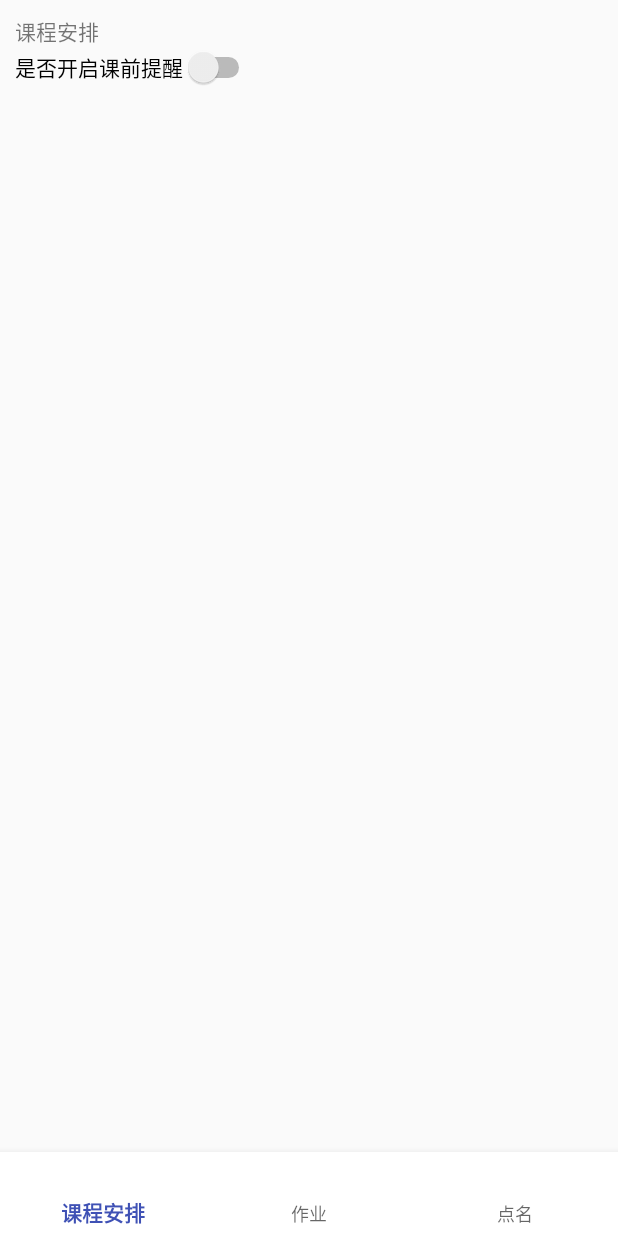
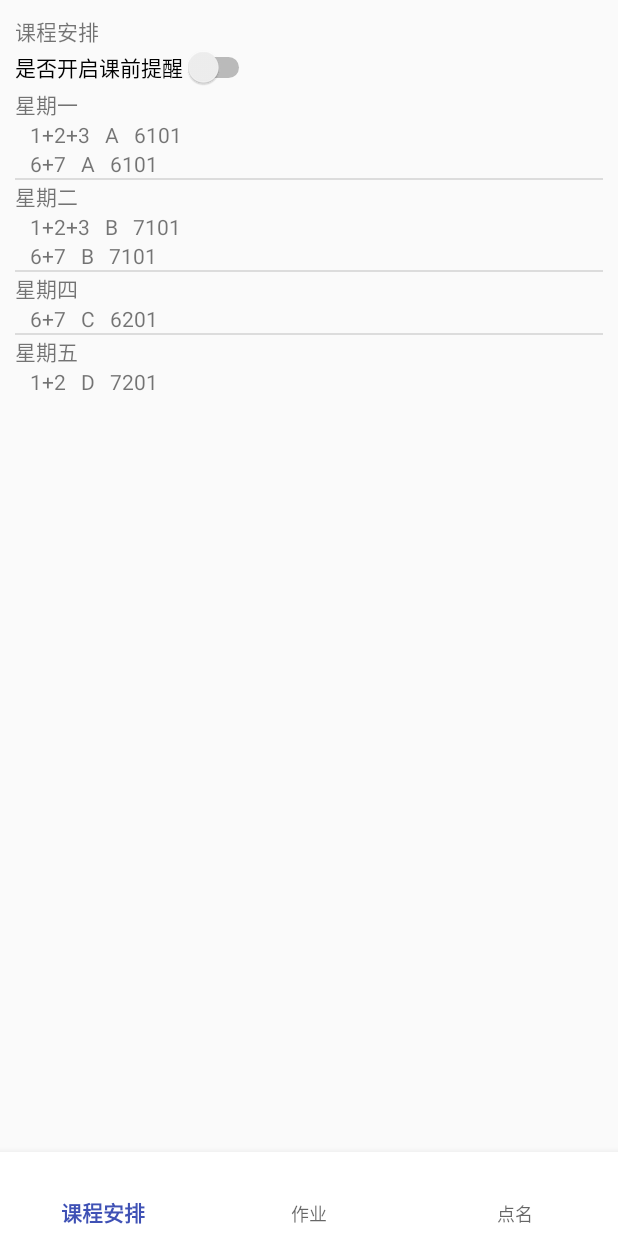
Before and after one commit to aanne/GraduateProject, an Android app: the Main screen opened directly, with no data from a screen before it, on a phone screen of 412 x 824 dp. Run offline under Robolectric (Android 15) with nearby library versions, the phone set to English and light mode, and no system bars.

Commit message:
todo: attend done: display schedule

```diff
--- a/app/src/main/AndroidManifest.xml
+++ b/app/src/main/AndroidManifest.xml
@@ -2,10 +2,8 @@
 <manifest xmlns:android="http://schemas.android.com/apk/res/android"
     package="com.example.charlie.gradproject">
 
-    <!-- To auto-complete the email text field in the login form with the user's emails -->
-    <uses-permission android:name="android.permission.GET_ACCOUNTS" />
-    <uses-permission android:name="android.permission.READ_PROFILE" />
-    <uses-permission android:name="android.permission.READ_CONTACTS" />
+    <uses-permission android:name="android.permission.READ_EXTERNAL_STORAGE" />
+    <uses-permission android:name="android.permission.WRITE_EXTERNAL_STORAGE" />
 
     <application
         android:allowBackup="true"
--- a/app/src/main/java/com/example/charlie/gradproject/Adapter.java
+++ b/app/src/main/java/com/example/charlie/gradproject/Adapter.java
@@ -1,27 +1,137 @@
 package com.example.charlie.gradproject;
 
+import android.content.Context;
+import android.view.LayoutInflater;
 import android.view.View;
 import android.view.ViewGroup;
 import android.widget.BaseAdapter;
+import android.widget.ListView;
+import android.widget.TextView;
+
+import java.util.List;
 
 public class Adapter extends BaseAdapter {
+	private LayoutInflater inflater;
+	private DayList list;
+	private Context mcontext;
+
+	public Adapter(Context context,DayList list){
+		mcontext=context;
+		this.inflater=LayoutInflater.from(context);
+		this.list=list;
+	}
+
 	@Override
 	public int getCount() {
-		return 0;
+		return list.size();
 	}
 
 	@Override
 	public Object getItem(int position) {
-		return null;
+		return list.get(position);
 	}
 
 	@Override
 	public long getItemId(int position) {
-		return 0;
+		return position;
 	}
 
 	@Override
 	public View getView(int position, View convertView, ViewGroup parent) {
-		return null;
+		Holder h;
+		if (convertView == null) {
+			h=new Holder();
+			convertView = inflater.inflate(R.layout.weekday_item, parent, false);
+			h.day=convertView.findViewById(R.id.day);
+			h.weekDay=convertView.findViewById(R.id.class_per_weekday);
+			convertView.setTag(h);
+		} else h = (Holder) convertView.getTag();
+		Adapter2 adapter=new Adapter2(mcontext,list.get(position).list);
+		h.day.setText(getDay(Integer.parseInt(list.get(position).week)));
+		h.weekDay.setAdapter(adapter);
+		return convertView;
+	}
+
+	private String getDay(int d){
+		String day = null;
+		switch (d){
+			case 1:
+				day="星期一";
+				break;
+			case 2:
+				day="星期二";
+				break;
+
+			case 3:
+				day="星期三";
+				break;
+
+			case 4:
+				day="星期四";
+				break;
+
+			case 5:
+				day="星期五";
+				break;
+
+			case 6:
+				day="星期六";
+				break;
+
+			case 7:
+				day="星期天";
+				break;
+		}
+		return day;
+	}
+
+	static class Holder{
+		ListView weekDay;
+		TextView day;
+	}
+
+	class Adapter2 extends BaseAdapter{
+		List<Item> mlist;
+		private LayoutInflater inflater;
+		public Adapter2(Context context, List<Item> list){
+			this.mlist=list;
+			this.inflater=LayoutInflater.from(context);
+		}
+
+		@Override
+		public int getCount() {
+			return mlist.size();
+		}
+
+		@Override
+		public Object getItem(int position) {
+			return mlist.get(position);
+		}
+
+		@Override
+		public long getItemId(int position) {
+			return position;
+		}
+
+		@Override
+		public View getView(int position, View convertView, ViewGroup parent) {
+			Holder h;
+			if (convertView == null) {
+				h=new Holder();
+				convertView = inflater.inflate(R.layout.schedule_item, parent, false);
+				h.classtime=convertView.findViewById(R.id.classtime);
+				h.classname=convertView.findViewById(R.id.classname);
+				h.classlocation=convertView.findViewById(R.id.classlocation);
+				convertView.setTag(h);
+			} else h = (Holder) convertView.getTag();
+			h.classtime.setText(mlist.get(position).time);
+			h.classname.setText(mlist.get(position).classn);
+			h.classlocation.setText(mlist.get(position).location);
+			return convertView;
+		}
+
+		class Holder{
+			TextView classtime,classlocation,classname;
+		}
 	}
 }
--- a/app/src/main/java/com/example/charlie/gradproject/AttendFragment.java
+++ b/app/src/main/java/com/example/charlie/gradproject/AttendFragment.java
@@ -32,7 +32,7 @@ public class AttendFragment extends Fragment implements AdapterView.OnItemClickL
 	public View onCreateView(LayoutInflater inflater, ViewGroup container,
 							 Bundle savedInstanceState) {
 		View view= inflater.inflate(R.layout.fragment_attend, container, false);
-		adapter=new Adapter();
+		//adapter=new Adapter();
 		classAttend=view.findViewById(R.id.class_attend);
 		classAttend.setAdapter(adapter);
 		classAttend.setOnItemClickListener(this);
--- /dev/null
+++ b/app/src/main/java/com/example/charlie/gradproject/DayList.java
@@ -0,0 +1,45 @@
+package com.example.charlie.gradproject;
+
+import java.util.ArrayList;
+import java.util.List;
+import java.util.Map;
+import java.util.TreeMap;
+
+public class DayList extends ArrayList<DayList.Item2> {
+	protected Map<String, Item2> map = new TreeMap<>();
+
+	public DayList(){
+		super();
+	}
+
+	@Override
+	public boolean add(Item2 item) {
+		if (map.get(item.week) == null) {
+			map.put(item.week, item);
+			return super.add(item);
+		}
+		return false;
+	}
+
+	public static class Item2{
+		String week;
+		List<Item> list=new ArrayList<>();
+
+		public Item2(String w,Item a){
+			week=w;
+			list.add(a);
+		}
+		public Item2(String w,Item a,Item b){
+			week=w;
+			list.add(a);
+			list.add(b);
+		}
+
+		public Item2(String w,Item a,Item b,Item c){
+			week=w;
+			list.add(a);
+			list.add(b);
+			list.add(c);
+		}
+	}
+}
--- /dev/null
+++ b/app/src/main/java/com/example/charlie/gradproject/Item.java
@@ -0,0 +1,12 @@
+package com.example.charlie.gradproject;
+
+public class Item {
+	public String week, time,classn,location;
+
+	public Item(String w, String t, String c,String l) {
+		this.week=w;
+		this.time=t;
+		this.classn=c;
+		this.location=l;
+	}
+}
--- /dev/null
+++ b/app/src/main/java/com/example/charlie/gradproject/MListView.java
@@ -0,0 +1,27 @@
+package com.example.charlie.gradproject;
+
+import android.content.Context;
+import android.util.AttributeSet;
+import android.widget.ListView;
+
+public class MListView extends ListView {
+
+	public MListView(Context context) {
+		super(context);
+	}
+
+	public MListView(Context context, AttributeSet attrs) {
+		super(context, attrs);
+	}
+
+	public MListView(Context context, AttributeSet attrs, int defStyleAttr) {
+		super(context, attrs, defStyleAttr);
+	}
+
+	@Override
+	protected void onMeasure(int widthMeasureSpec, int heightMeasureSpec) {
+		int expandSpec = MeasureSpec.makeMeasureSpec(Integer.MAX_VALUE >> 2,
+				MeasureSpec.AT_MOST);
+		super.onMeasure(widthMeasureSpec, expandSpec);
+	}
+}
--- a/app/src/main/java/com/example/charlie/gradproject/Main.java
+++ b/app/src/main/java/com/example/charlie/gradproject/Main.java
@@ -1,7 +1,10 @@
 package com.example.charlie.gradproject;
 
+import android.content.pm.PackageManager;
+import android.os.Environment;
 import android.support.annotation.NonNull;
 import android.support.design.widget.BottomNavigationView;
+import android.support.v4.app.ActivityCompat;
 import android.support.v4.app.Fragment;
 import android.support.v4.app.FragmentTransaction;
 import android.support.v7.app.AppCompatActivity;
@@ -9,17 +12,51 @@ import android.os.Bundle;
 import android.util.Log;
 import android.view.MenuItem;
 
+import java.io.File;
+import java.io.FileWriter;
+import java.io.IOException;
+
 public class Main extends AppCompatActivity {
- private final static String TAG= Main.class.getSimpleName();
+	private File dir, fle;
+	private String a = "a";
+	private String b = ".txt";
+	private FileWriter writer;
+	private final static String TAG = Main.class.getSimpleName();
+
 	@Override
 	protected void onCreate(Bundle savedInstanceState) {
 		super.onCreate(savedInstanceState);
 		setContentView(R.layout.activity_main);
 
+		dir = new File(Environment.getExternalStorageDirectory() + File.separator
+				+ this.getResources().getString(R.string.folder_name));
+
+		if (!dir.exists()) {
+			ActivityCompat.requestPermissions(Main.this, new String[]{android
+					.Manifest.permission.WRITE_EXTERNAL_STORAGE}, 1);
+			boolean c = dir.mkdirs();
+			Log.w(TAG, "result" + " " + c);
+		} else {
+			fle = new File(dir.getAbsoluteFile() + File.separator + a + b);
+			try {
+				fle.createNewFile();
+				writer = new FileWriter(fle);
+				writer.write("周几,时间,课程号,地点");
+				writer.write("\n" + "1,1+2+3,A,6101");
+				writer.write("\n" + "1,6+7,B,6101");
+				writer.write("\n" + "2,1+2+3,A,7101");
+				writer.write("\n" + "2,6+7,B,7101");
+				writer.write("\n" + "4,6+7,C,6201");
+				writer.write("\n" + "5,1+2,D,7201");
+				writer.close();
+			} catch (IOException e) {
+				e.printStackTrace();
+			}
+		}
+
 		FragmentTransaction fragmentTransaction = getSupportFragmentManager().beginTransaction();
 		fragmentTransaction.replace(R.id.frameLayout, ScheduleFragment.newInstance());
 		fragmentTransaction.commit();
-
 		BottomNavigationView bottomNavigationView = (BottomNavigationView) findViewById(R.id.navigation);
 		bottomNavigationView.setOnNavigationItemSelectedListener(new BottomNavigationView.OnNavigationItemSelectedListener() {
 			@Override
@@ -28,15 +65,15 @@ public class Main extends AppCompatActivity {
 				switch (item.getItemId()) {
 					case R.id.action_scheduel:
 						fragment = ScheduleFragment.newInstance();
-						Log.i(TAG,"scheduel item selected");
+						Log.i(TAG, "scheduel item selected");
 						break;
 					case R.id.action_homework:
 						fragment = HomeworkFragment.newInstance();
-						Log.i(TAG,"homework item selected");
+						Log.i(TAG, "homework item selected");
 						break;
 					case R.id.action_attend:
 						fragment = AttendFragment.newInstance();
-						Log.i(TAG,"attend item selected");
+						Log.i(TAG, "attend item selected");
 						break;
 				}
 				if (fragment != null) {
@@ -48,4 +85,17 @@ public class Main extends AppCompatActivity {
 			}
 		});
 	}
+
+	@Override
+	public void onRequestPermissionsResult(int requestCode, @NonNull String[] permissions,
+										   @NonNull int[] grantResults) {
+		//super.onRequestPermissionsResult(requestCode, permissions, grantResults);
+		switch (requestCode) {
+			case 1:
+				if (grantResults[0] == PackageManager.PERMISSION_GRANTED) {
+					boolean c = dir.mkdirs();
+					Log.w(TAG, "result" + " " + c);
+				}
+		}
+	}
 }
--- a/app/src/main/java/com/example/charlie/gradproject/ScheduleFragment.java
+++ b/app/src/main/java/com/example/charlie/gradproject/ScheduleFragment.java
@@ -10,9 +10,15 @@ import android.view.LayoutInflater;
 import android.view.View;
 import android.view.ViewGroup;
 import android.widget.CompoundButton;
+import android.widget.ListView;
 import android.widget.Switch;
 
 import com.loonggg.lib.alarmmanager.clock.AlarmManagerUtil;
+
+import java.util.ArrayList;
+import java.util.List;
+import java.util.Map;
+import java.util.TreeMap;
 
 public class ScheduleFragment extends Fragment {
 	private final static String TAG = ScheduleFragment.class.getSimpleName();
@@ -20,6 +26,12 @@ public class ScheduleFragment extends Fragment {
 	private boolean i;//oncheck state
 	private int id;
 	private Context context;
+	private ListView schedule;
+	private Switch setClockSwitch;
+	private Adapter adapter;
+
+	private Map<String,List> scheduleMap;
+	private List<Integer> list;
 
 	public ScheduleFragment() {
 	}
@@ -32,13 +44,16 @@ public class ScheduleFragment extends Fragment {
 	@Override
 	public void onCreate(Bundle savedInstanceState) {
 		super.onCreate(savedInstanceState);
-
 	}
 
+	//inflate view & findviewbyid
 	@Override
 	public View onCreateView(LayoutInflater inflater, ViewGroup container,
 							 Bundle savedInstanceState) {
-		return inflater.inflate(R.layout.fragment_schedule, container, false);
+		View view= inflater.inflate(R.layout.fragment_schedule, container, false);
+		schedule=view.findViewById(R.id.schedule);
+		setClockSwitch=view.findViewById(R.id.set_clock_switch);
+		return view;
 	}
 
 	@Override
@@ -46,13 +61,16 @@ public class ScheduleFragment extends Fragment {
 		super.onActivityCreated(savedInstanceState);
 		s = getActivity().getSharedPreferences("info", 0);
 		i = s.getBoolean("open", false);
+		setClockSwitch.setChecked(i);
+		setAdapter();
+		schedule.setAdapter(adapter);
 		id=0;
-		Switch open = (Switch) getActivity().findViewById(R.id.open);
-		if (open.isChecked()) {
+
+		if(setClockSwitch.isChecked()) {
 			open();
 		} else close();
 
-		open.setOnCheckedChangeListener(new CompoundButton.OnCheckedChangeListener() {
+		setClockSwitch.setOnCheckedChangeListener(new CompoundButton.OnCheckedChangeListener() {
 			@Override
 			public void onCheckedChanged(CompoundButton buttonView, boolean isChecked) {
 				if (isChecked) {
@@ -60,15 +78,14 @@ public class ScheduleFragment extends Fragment {
 				} else close();
 			}
 		});
-		Log.d(TAG, "onActivityCreated");
 	}
 
+	//set alarm
 	private void open() {
 		setClock("17:30", 5);//hardcode time
 	}
-
+	//close alarm
 	private void close() {
-
 	}
 
 
@@ -83,12 +100,35 @@ public class ScheduleFragment extends Fragment {
 		super.onDetach();
 	}
 
+	private void setAdapter(){
+		Item class_1,class_2,class_3,class_4,class_5,class_6;
+		class_1=new Item("1","1+2+3","A","6101");
+		class_2=new Item("1","6+7","A","6101");
+		class_3=new Item("2","1+2+3","B","7101");
+		class_4=new Item("2","6+7","B","7101");
+		class_5=new Item("4","6+7","C","6201");
+		class_6=new Item("5","1+2","D","7201");//should be done in reading csv
+
+		DayList.Item2 a,b,c,d;
+		a=new DayList.Item2("1",class_1,class_2);//should be classfied automatically
+		b=new DayList.Item2("2",class_3,class_4);
+		c=new DayList.Item2("4",class_5);
+		d=new DayList.Item2("5",class_6);
+
+		DayList list=new DayList();
+		list.add(a);
+		list.add(b);
+		list.add(c);
+		list.add(d);
+
+		adapter=new Adapter(context,list);
+	}
+
 
 	public void setClock(String t, int d) {
 		String[] times = t.split(":");
 		AlarmManagerUtil.setAlarm(context, 2, Integer.parseInt(times[0]), Integer
 				.parseInt(times[1]), id, d, "闹钟响了", 0);
-		id++;
-
+		id++;//set clock id
 	}
 }
--- a/app/src/main/res/layout/fragment_schedule.xml
+++ b/app/src/main/res/layout/fragment_schedule.xml
@@ -16,7 +16,7 @@
             android:text="课程安排" />
 
         <Switch
-            android:id="@+id/open"
+            android:id="@+id/set_clock_switch"
             android:layout_width="wrap_content"
             android:layout_height="wrap_content"
             android:text="是否开启课前提醒" />
--- /dev/null
+++ b/app/src/main/res/layout/schedule_item.xml
@@ -0,0 +1,22 @@
+<?xml version="1.0" encoding="utf-8"?>
+<LinearLayout xmlns:android="http://schemas.android.com/apk/res/android"
+    android:layout_width="match_parent"
+    android:layout_height="wrap_content"
+    android:descendantFocusability="blocksDescendants"
+    android:orientation="horizontal">
+    <TextView
+        android:layout_width="wrap_content"
+        android:layout_height="wrap_content"
+        android:id="@+id/classtime"
+        android:paddingEnd="10dp"/>
+    <TextView
+        android:layout_width="wrap_content"
+        android:layout_height="wrap_content"
+        android:id="@+id/classname"
+        android:paddingEnd="10dp"/>
+    <TextView
+        android:layout_width="wrap_content"
+        android:layout_height="wrap_content"
+        android:id="@+id/classlocation"
+        android:paddingEnd="10dp"/>
+</LinearLayout>
--- a/app/src/main/res/layout/item.xml
+++ b/app/src/main/res/layout/weekday_item.xml
@@ -3,11 +3,16 @@
     android:layout_width="match_parent"
     android:layout_height="wrap_content"
     android:descendantFocusability="blocksDescendants"
-    android:orientation="horizontal">
+    android:orientation="vertical">
     <TextView
-        android:id="@+id/class_schedule"
+        android:id="@+id/day"
+        android:layout_width="match_parent"
+        android:layout_height="wrap_content"/>
+    <com.example.charlie.gradproject.MListView
         android:layout_width="match_parent"
         android:layout_height="wrap_content"
-        />
-
+        android:id="@+id/class_per_weekday"
+        android:paddingStart="10dp"
+        android:paddingEnd="10dp"
+        android:divider="@null"/>
 </LinearLayout>
--- a/app/src/main/res/values/strings.xml
+++ b/app/src/main/res/values/strings.xml
@@ -15,6 +15,5 @@
         completions."
     </string>
 
-    <!-- TODO: Remove or change this placeholder text -->
-    <string name="hello_blank_fragment">Hello blank fragment</string>
+    <string name="folder_name">gradproj</string>
 </resources>
```
